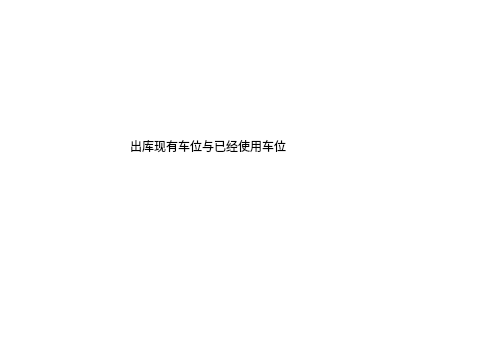
Above: car.ui from foryouos/Parking_System before the change; both pictures show x 680 to 1181 and y 0 to 351 of the 1320 by 734 pixel window. Below: the same form after it.
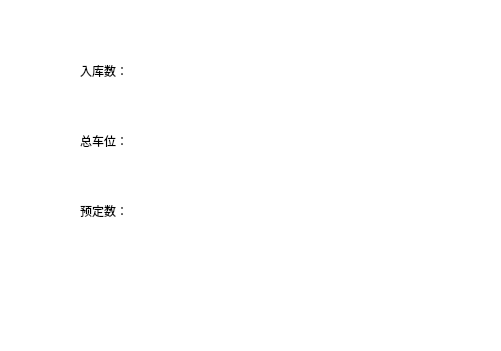
That is the form after the change. The open tabs and pages were chosen to show the change.

Commit message: 实现预约表和触发器实现，实现初步车位呈现

```diff
--- a/car.ui
+++ b/car.ui
@@ -161,19 +161,6 @@
       <string>出库</string>
      </property>
     </widget>
-    <widget class="QLabel" name="label_2">
-     <property name="geometry">
-      <rect>
-       <x>810</x>
-       <y>30</y>
-       <width>291</width>
-       <height>231</height>
-      </rect>
-     </property>
-     <property name="text">
-      <string>出库现有车位与已经使用车位</string>
-     </property>
-    </widget>
     <widget class="QLineEdit" name="Car_output">
      <property name="geometry">
       <rect>
@@ -194,6 +181,93 @@
       <string>车牌号</string>
      </property>
     </widget>
+    <widget class="QLabel" name="park_now">
+     <property name="geometry">
+      <rect>
+       <x>870</x>
+       <y>120</y>
+       <width>121</width>
+       <height>51</height>
+      </rect>
+     </property>
+     <property name="text">
+      <string/>
+     </property>
+    </widget>
+    <widget class="QLabel" name="park_all">
+     <property name="geometry">
+      <rect>
+       <x>870</x>
+       <y>50</y>
+       <width>131</width>
+       <height>51</height>
+      </rect>
+     </property>
+     <property name="text">
+      <string/>
+     </property>
+    </widget>
+    <widget class="QLabel" name="label_2">
+     <property name="geometry">
+      <rect>
+       <x>760</x>
+       <y>50</y>
+       <width>101</width>
+       <height>41</height>
+      </rect>
+     </property>
+     <property name="styleSheet">
+      <string notr="true">font: 13pt &quot;华文隶书&quot;;</string>
+     </property>
+     <property name="text">
+      <string>入库数：</string>
+     </property>
+    </widget>
+    <widget class="QLabel" name="label_3">
+     <property name="geometry">
+      <rect>
+       <x>760</x>
+       <y>120</y>
+       <width>101</width>
+       <height>41</height>
+      </rect>
+     </property>
+     <property name="styleSheet">
+      <string notr="true">font: 13pt &quot;华文隶书&quot;;</string>
+     </property>
+     <property name="text">
+      <string>总车位：</string>
+     </property>
+    </widget>
+    <widget class="QLabel" name="park_reserve">
+     <property name="geometry">
+      <rect>
+       <x>870</x>
+       <y>190</y>
+       <width>121</width>
+       <height>51</height>
+      </rect>
+     </property>
+     <property name="text">
+      <string/>
+     </property>
+    </widget>
+    <widget class="QLabel" name="label_4">
+     <property name="geometry">
+      <rect>
+       <x>760</x>
+       <y>190</y>
+       <width>101</width>
+       <height>41</height>
+      </rect>
+     </property>
+     <property name="styleSheet">
+      <string notr="true">font: 13pt &quot;华文隶书&quot;;</string>
+     </property>
+     <property name="text">
+      <string>预定数：</string>
+     </property>
+    </widget>
    </widget>
    <widget class="QWidget" name="message">
     <widget class="QLabel" name="labelCar">
```
Left out of the diff: 2 changed lines with no effect on the pictures. The commit also changes 35 other files.
